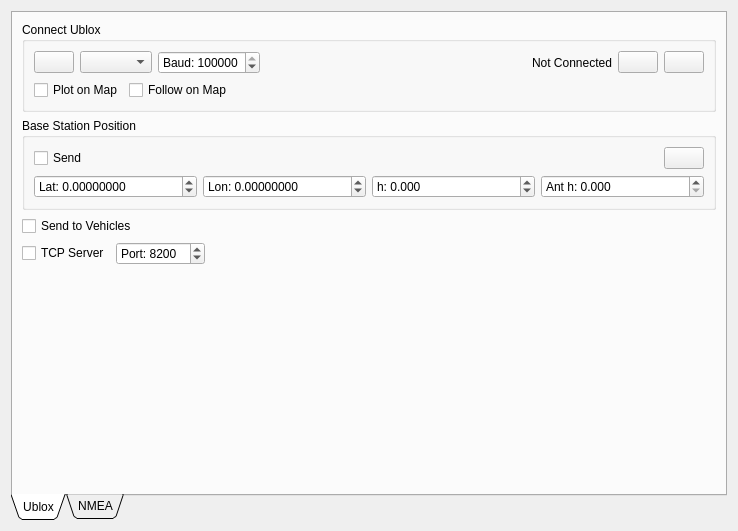
vedderb/rise_sdvp, file Linux/RControlStation/basestation.ui: the form before one commit.
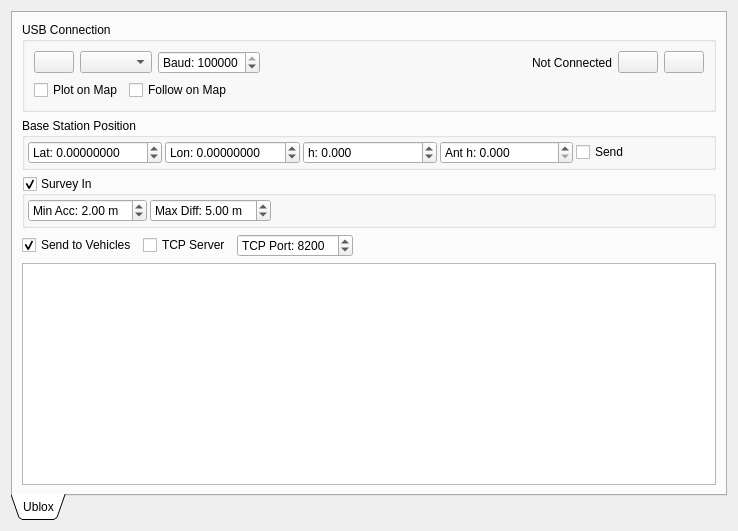
The form after the commit. Icons and pictures are not drawn.

Commit message: Base station tab major usability update

Patch:
```diff
--- a/Linux/RControlStation/basestation.ui
+++ b/Linux/RControlStation/basestation.ui
@@ -40,7 +40,7 @@
        <item>
         <widget class="QGroupBox" name="groupBox_3">
          <property name="title">
-          <string>Connect Ublox</string>
+          <string>USB Connection</string>
          </property>
          <layout class="QVBoxLayout" name="verticalLayout_4">
           <item>
@@ -173,47 +173,22 @@
          <property name="checked">
           <bool>false</bool>
          </property>
-         <layout class="QVBoxLayout" name="verticalLayout_3">
-          <item>
-           <layout class="QHBoxLayout" name="horizontalLayout_5">
-            <item>
-             <widget class="QCheckBox" name="sendBaseBox">
-              <property name="text">
-               <string>Send</string>
-              </property>
-             </widget>
-            </item>
-            <item>
-             <spacer name="horizontalSpacer_4">
-              <property name="orientation">
-               <enum>Qt::Horizontal</enum>
-              </property>
-              <property name="sizeHint" stdset="0">
-               <size>
-                <width>33</width>
-                <height>20</height>
-               </size>
-              </property>
-             </spacer>
-            </item>
-            <item>
-             <widget class="QPushButton" name="refGetButton">
-              <property name="toolTip">
-               <string>Get average from nmea tab</string>
-              </property>
-              <property name="text">
-               <string/>
-              </property>
-              <property name="icon">
-               <iconset resource="resources.qrc">
-                <normaloff>:/models/Icons/Radio Tower-96.png</normaloff>:/models/Icons/Radio Tower-96.png</iconset>
-              </property>
-             </widget>
-            </item>
-           </layout>
-          </item>
-          <item>
-           <layout class="QHBoxLayout" name="horizontalLayout_6">
+         <layout class="QHBoxLayout" name="horizontalLayout">
+          <property name="spacing">
+           <number>3</number>
+          </property>
+          <property name="leftMargin">
+           <number>3</number>
+          </property>
+          <property name="topMargin">
+           <number>3</number>
+          </property>
+          <property name="rightMargin">
+           <number>3</number>
+          </property>
+          <property name="bottomMargin">
+           <number>3</number>
+          </property>
             <item>
              <widget class="QDoubleSpinBox" name="refSendLatBox">
               <property name="prefix">
@@ -284,7 +259,90 @@
               </property>
              </widget>
             </item>
-           </layout>
+          <item>
+           <widget class="QCheckBox" name="sendBaseBox">
+            <property name="text">
+             <string>Send</string>
+            </property>
+            <property name="checked">
+             <bool>false</bool>
+            </property>
+           </widget>
+          </item>
+         </layout>
+        </widget>
+       </item>
+       <item>
+        <widget class="QGroupBox" name="surveyInBox">
+         <property name="title">
+          <string>Survey In</string>
+         </property>
+         <property name="checkable">
+          <bool>true</bool>
+         </property>
+         <layout class="QHBoxLayout" name="horizontalLayout_2">
+          <property name="spacing">
+           <number>3</number>
+          </property>
+          <property name="leftMargin">
+           <number>3</number>
+          </property>
+          <property name="topMargin">
+           <number>3</number>
+          </property>
+          <property name="rightMargin">
+           <number>3</number>
+          </property>
+          <property name="bottomMargin">
+           <number>3</number>
+          </property>
+          <item>
+           <widget class="QDoubleSpinBox" name="surveyInMinAccBox">
+            <property name="toolTip">
+             <string>Accuracy must be better than this</string>
+            </property>
+            <property name="prefix">
+             <string>Min Acc: </string>
+            </property>
+            <property name="suffix">
+             <string> m</string>
+            </property>
+            <property name="value">
+             <double>2.000000000000000</double>
+            </property>
+           </widget>
+          </item>
+          <item>
+           <widget class="QDoubleSpinBox" name="surveyInMaxDiffBox">
+            <property name="toolTip">
+             <string>Update if position moves more than this</string>
+            </property>
+            <property name="prefix">
+             <string>Max Diff: </string>
+            </property>
+            <property name="suffix">
+             <string> m</string>
+            </property>
+            <property name="singleStep">
+             <double>1.000000000000000</double>
+            </property>
+            <property name="value">
+             <double>5.000000000000000</double>
+            </property>
+           </widget>
+          </item>
+          <item>
+           <spacer name="horizontalSpacer">
+            <property name="orientation">
+             <enum>Qt::Horizontal</enum>
+            </property>
+            <property name="sizeHint" stdset="0">
+             <size>
+              <width>40</width>
+              <height>20</height>
+             </size>
+            </property>
+           </spacer>
           </item>
          </layout>
         </widget>
@@ -296,25 +354,11 @@
            <property name="text">
             <string>Send to Vehicles</string>
            </property>
+           <property name="checked">
+            <bool>true</bool>
+           </property>
           </widget>
          </item>
-         <item>
-          <spacer name="horizontalSpacer_3">
-           <property name="orientation">
-            <enum>Qt::Horizontal</enum>
-           </property>
-           <property name="sizeHint" stdset="0">
-            <size>
-             <width>40</width>
-             <height>20</height>
-            </size>
-           </property>
-          </spacer>
-         </item>
-        </layout>
-       </item>
-       <item>
-        <layout class="QHBoxLayout" name="horizontalLayout_7">
          <item>
           <widget class="QCheckBox" name="tcpServerBox">
            <property name="text">
@@ -325,7 +369,7 @@
          <item>
           <widget class="QSpinBox" name="tcpServerPortBox">
            <property name="prefix">
-            <string>Port: </string>
+            <string>TCP Port: </string>
            </property>
            <property name="maximum">
             <number>65535</number>
@@ -336,7 +380,7 @@
           </widget>
          </item>
          <item>
-          <spacer name="horizontalSpacer_6">
+          <spacer name="horizontalSpacer_3">
            <property name="orientation">
             <enum>Qt::Horizontal</enum>
            </property>
@@ -351,119 +395,21 @@
         </layout>
        </item>
        <item>
-        <spacer name="verticalSpacer">
-         <property name="orientation">
-          <enum>Qt::Vertical</enum>
+        <widget class="QPlainTextEdit" name="ubxText">
+         <property name="sizePolicy">
+          <sizepolicy hsizetype="Expanding" vsizetype="MinimumExpanding">
+           <horstretch>0</horstretch>
+           <verstretch>0</verstretch>
+          </sizepolicy>
          </property>
-         <property name="sizeHint" stdset="0">
-          <size>
-           <width>20</width>
-           <height>244</height>
-          </size>
-         </property>
-        </spacer>
-       </item>
-      </layout>
-     </widget>
-     <widget class="QWidget" name="tab">
-      <attribute name="icon">
-       <iconset resource="resources.qrc">
-        <normaloff>:/models/Icons/NMEA-96.png</normaloff>:/models/Icons/NMEA-96.png</iconset>
-      </attribute>
-      <attribute name="title">
-       <string>NMEA</string>
-      </attribute>
-      <attribute name="toolTip">
-       <string>NMEA Client</string>
-      </attribute>
-      <layout class="QVBoxLayout" name="verticalLayout">
-       <item>
-        <layout class="QHBoxLayout" name="horizontalLayout">
-         <item>
-          <widget class="QLabel" name="label">
-           <property name="text">
-            <string>Connect NMEA Server</string>
-           </property>
-          </widget>
-         </item>
-         <item>
-          <widget class="QLineEdit" name="nmeaServerEdit">
-           <property name="text">
-            <string>127.0.0.1</string>
-           </property>
-          </widget>
-         </item>
-         <item>
-          <widget class="QSpinBox" name="nmeaPortBox">
-           <property name="prefix">
-            <string>Port: </string>
-           </property>
-           <property name="maximum">
-            <number>65535</number>
-           </property>
-           <property name="value">
-            <number>2948</number>
-           </property>
-          </widget>
-         </item>
-         <item>
-          <widget class="QPushButton" name="nmeaConnectButton">
-           <property name="toolTip">
-            <string>Connect</string>
-           </property>
-           <property name="text">
-            <string/>
-           </property>
-           <property name="icon">
-            <iconset resource="resources.qrc">
-             <normaloff>:/models/Icons/Connected-96.png</normaloff>:/models/Icons/Connected-96.png</iconset>
-           </property>
-          </widget>
-         </item>
-        </layout>
-       </item>
-       <item>
-        <layout class="QHBoxLayout" name="horizontalLayout_2">
-         <item>
-          <spacer name="horizontalSpacer">
-           <property name="orientation">
-            <enum>Qt::Horizontal</enum>
-           </property>
-           <property name="sizeHint" stdset="0">
-            <size>
-             <width>40</width>
-             <height>20</height>
-            </size>
-           </property>
-          </spacer>
-         </item>
-         <item>
-          <widget class="QLabel" name="nmeaSampleLabel">
-           <property name="text">
-            <string>Samples...</string>
-           </property>
-          </widget>
-         </item>
-         <item>
-          <widget class="QPushButton" name="nmeaSampleClearButton">
-           <property name="text">
-            <string/>
-           </property>
-           <property name="icon">
-            <iconset resource="resources.qrc">
-             <normaloff>:/models/Icons/Delete2-96.png</normaloff>:/models/Icons/Delete2-96.png</iconset>
-           </property>
-          </widget>
-         </item>
-        </layout>
-       </item>
-       <item>
-        <widget class="QTextBrowser" name="nmeaBrowser">
          <property name="font">
           <font>
            <family>Monospace</family>
           </font>
          </property>
+         <property name="readOnly">
+          <bool>true</bool>
+         </property>
         </widget>
        </item>
       </layout>
```
Lines whose indentation alone changed are shown as unchanged. The commit also changes 6 other files.
